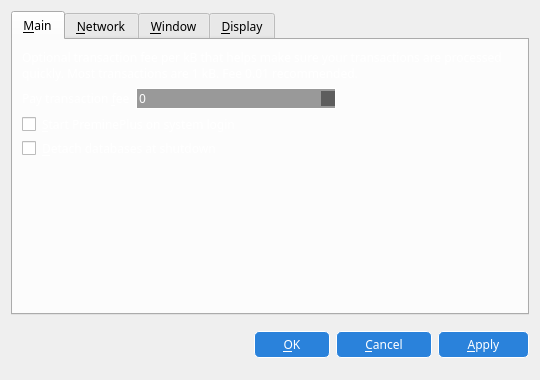
This is src/qt/forms/optionsdialog.ui in CryptoHelp/PreminePlus as Qt 5 draws it before an edit. The edited form follows.
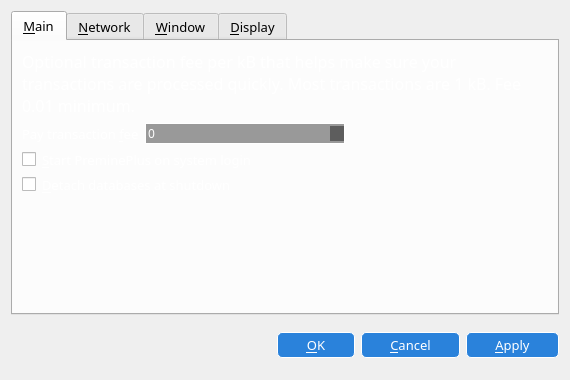
This is the edited form. The open tabs and pages were chosen to show the change. Icons and pictures are not drawn. Custom widgets are drawn as their Qt base class.

The edit to the form file:
```diff
--- a/src/qt/forms/optionsdialog.ui
+++ b/src/qt/forms/optionsdialog.ui
@@ -6,7 +6,7 @@
    <rect>
     <x>0</x>
     <y>0</y>
-    <width>540</width>
+    <width>570</width>
     <height>380</height>
    </rect>
   </property>
@@ -28,6 +28,12 @@
   <layout class="QVBoxLayout" name="verticalLayout">
    <item>
     <widget class="QTabWidget" name="tabWidget">
+     <property name="font">
+      <font>
+       <family>impact</family>
+       <pointsize>10</pointsize>
+      </font>
+     </property>
      <property name="styleSheet">
       <string notr="true">background-color:none;</string>
      </property>
@@ -38,6 +44,12 @@
       <number>0</number>
      </property>
      <widget class="QWidget" name="tabMain">
+      <property name="font">
+       <font>
+        <family>impact</family>
+        <pointsize>8</pointsize>
+       </font>
+      </property>
       <property name="styleSheet">
        <string notr="true">background:rgba(255,255,255,50);color:white;border:none;</string>
       </property>
@@ -47,11 +59,17 @@
       <layout class="QVBoxLayout" name="verticalLayout_Main">
        <item>
         <widget class="QLabel" name="transactionFeeInfoLabel">
+         <property name="font">
+          <font>
+           <family>impact</family>
+           <pointsize>12</pointsize>
+          </font>
+         </property>
          <property name="styleSheet">
           <string notr="true">background:none</string>
          </property>
          <property name="text">
-          <string>Optional transaction fee per kB that helps make sure your transactions are processed quickly. Most transactions are 1 kB. Fee 0.01 recommended.</string>
+          <string>Optional transaction fee per kB that helps make sure your transactions are processed quickly. Most transactions are 1 kB. Fee 0.01 minimum.</string>
          </property>
          <property name="textFormat">
           <enum>Qt::PlainText</enum>
@@ -65,6 +83,12 @@
         <layout class="QHBoxLayout" name="horizontalLayout_Main">
          <item>
           <widget class="QLabel" name="transactionFeeLabel">
+           <property name="font">
+            <font>
+             <family>impact</family>
+             <pointsize>10</pointsize>
+            </font>
+           </property>
            <property name="styleSheet">
             <string notr="true">background:none</string>
            </property>
@@ -109,6 +133,12 @@
        </item>
        <item>
         <widget class="QCheckBox" name="bitcoinAtStartup">
+         <property name="font">
+          <font>
+           <family>impact</family>
+           <pointsize>10</pointsize>
+          </font>
+         </property>
          <property name="toolTip">
           <string>Automatically start PreminePlus after logging in to the system.</string>
          </property>
@@ -122,6 +152,12 @@
        </item>
        <item>
         <widget class="QCheckBox" name="detachDatabases">
+         <property name="font">
+          <font>
+           <family>impact</family>
+           <pointsize>10</pointsize>
+          </font>
+         </property>
          <property name="toolTip">
           <string>Detach block and address databases at shutdown. This means they can be moved to another data directory, but it slows down shutdown. The wallet is always detached.</string>
          </property>
@@ -518,8 +554,14 @@
      </item>
      <item>
       <widget class="QPushButton" name="okButton">
+       <property name="font">
+        <font>
+         <family>impact</family>
+         <pointsize>10</pointsize>
+        </font>
+       </property>
        <property name="styleSheet">
-        <string notr="true">background: #2a82db; color: white; border-radius: 5px;padding:4px 28px;border:1px solid white;</string>
+        <string notr="true">background: #2a82db; color: white; border-radius: 5px;padding:3px 28px;border:1px solid white;</string>
        </property>
        <property name="text">
         <string>&amp;OK</string>
@@ -528,8 +570,14 @@
      </item>
      <item>
       <widget class="QPushButton" name="cancelButton">
+       <property name="font">
+        <font>
+         <family>impact</family>
+         <pointsize>10</pointsize>
+        </font>
+       </property>
        <property name="styleSheet">
-        <string notr="true">background: #2a82db; color: white; border-radius: 5px;padding:4px 28px;border:1px solid white;</string>
+        <string notr="true">background: #2a82db; color: white; border-radius: 5px;padding:3px 28px;border:1px solid white;</string>
        </property>
        <property name="text">
         <string>&amp;Cancel</string>
@@ -541,8 +589,14 @@
      </item>
      <item>
       <widget class="QPushButton" name="applyButton">
+       <property name="font">
+        <font>
+         <family>impact</family>
+         <pointsize>10</pointsize>
+        </font>
+       </property>
        <property name="styleSheet">
-        <string notr="true">background: #2a82db; color: white; border-radius: 5px;padding:4px 28px;border:1px solid white;</string>
+        <string notr="true">background: #2a82db; color: white; border-radius: 5px;padding:3px 28px;border:1px solid white;</string>
        </property>
        <property name="text">
         <string>&amp;Apply</string>
```
Left out of the diff: 68 changed lines with no effect on the pictures.
